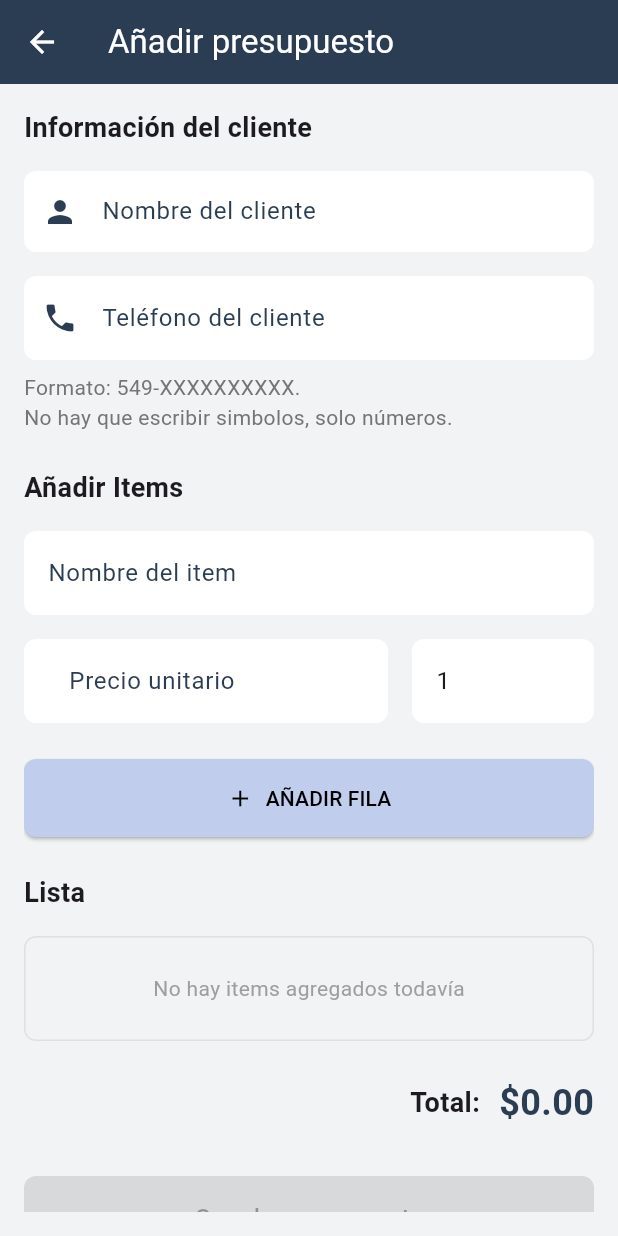
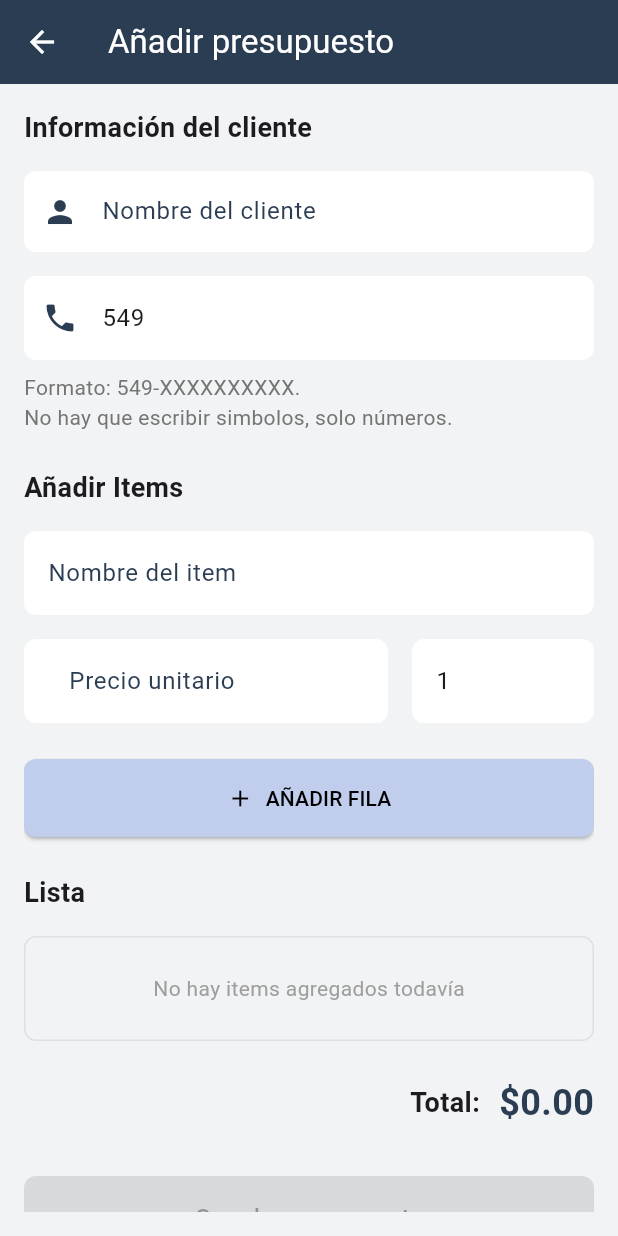
Before and after one commit to PereyraPaula/servicio_tecnico, a Flutter app: the BudgetFormScreen screen opened directly, on a phone screen of 412 x 824 dp. Run offline on Flutter 3.47's test engine with Material 3 defaults, Android fonts, the phone set to English and light mode, and no system bars; our stand-ins replace extended_masked_text, flutter_riverpod, flutter_vector_icons, image_picker, pdf, screenshot and 2 more; accounts and stored records are empty.

Commit message:
fix: Preload the format for WhatsApp phone input

```diff
--- a/lib/screen/BudgetFormScreen.dart
+++ b/lib/screen/BudgetFormScreen.dart
@@ -16,7 +16,9 @@ class _BudgetFormScreenState extends ConsumerState<BudgetFormScreen> {
   final GlobalKey<FormState> _formKey = GlobalKey<FormState>();
   final _clientNameController = TextEditingController();
   final _contactNumberController = MaskedTextController(
-      mask: "000-0000000000"); // Formato con 549... de argentina
+    mask: "000-0000000000", // ajusta a tu formato
+    text: '549', // Formato con 549... de argentina
+  );
 
   // Controllers para los campos del item
   final _nameItemController = TextEditingController();
```
